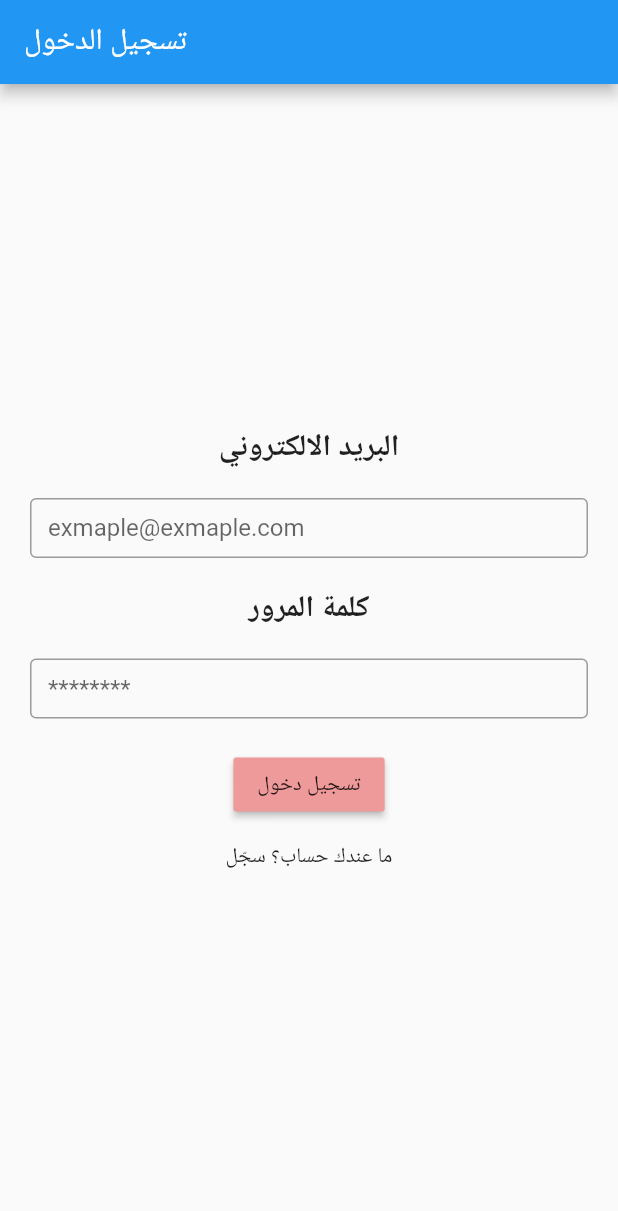
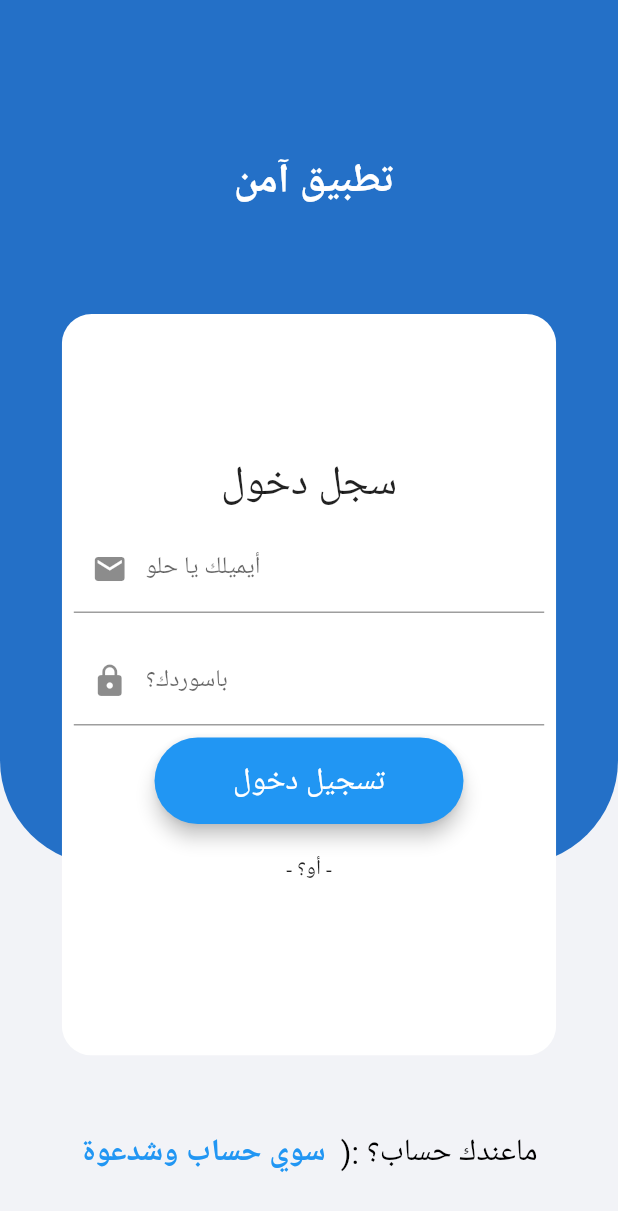
Before and after one commit to nawafalomari/AamenApp, a Flutter app: the screen it shows after launch, on a phone screen of 412 x 824 dp. Shown: the top 1211 px of the screen. Run offline on Flutter 3.47's test engine with Material 2 defaults, Android fonts, the phone set to English and light mode, and no system bars; our stand-ins replace cloud_firestore, firebase_auth, firebase_core, google_fonts, percent_indicator; missing offline and left inert: vertical_card_pager; accounts and stored records are empty.

Commit message:
Login Page UI updated

```diff
--- a/lib/screens/LoginScreen.dart
+++ b/lib/screens/LoginScreen.dart
@@ -28,67 +28,37 @@ class _LoginScreenState extends State<LoginScreen> {
   String password = '';
   @override
   Widget build(BuildContext context) {
-    return Scaffold(
-        appBar: AppBar(
-          automaticallyImplyLeading: false,
-          title: Text('تسجيل الدخول'),
+    return SafeArea(
+      child: Scaffold(
+        resizeToAvoidBottomInset: false,
+        backgroundColor: Color(0xfff2f3f7),
+        body: Stack(
+          children: <Widget>[
+            Container(
+              height: MediaQuery.of(context).size.height * 0.7,
+              width: MediaQuery.of(context).size.width,
+              child: Container(
+                decoration: BoxDecoration(
+                  color: Color(0xff2470c7),
+                  borderRadius: BorderRadius.only(
+                    bottomLeft: const Radius.circular(70),
+                    bottomRight: const Radius.circular(70),
+                  ),
+                ),
+              ),
+            ),
+            Column(
+              mainAxisAlignment: MainAxisAlignment.center,
+              children: <Widget>[
+                _buildLogo(),
+                _buildContainer(),
+                _buildSignUpBtn(),
+              ],
+            )
+          ],
         ),
-        body: Center(
-          child: Padding(
-            padding: const EdgeInsets.symmetric(horizontal: 20, vertical: 8),
-            child: Column(
-              mainAxisAlignment: MainAxisAlignment.center,
-              children: [
-                CustomLabel(text: 'البريد الالكتروني'),
-                SizedBox(
-                  height: 20,
-                ),
-                CustomTextField(
-                  onFinish: (text) {
-                    email = text;
-                  },
-                  placeHolder: "exmaple@exmaple.com",
-                  isPassword: false,
-                ),
-                SizedBox(
-                  height: 20,
-                ),
-                CustomLabel(text: 'كلمة المرور'),
-                SizedBox(
-                  height: 20,
-                ),
-                CustomTextField(
-                  onFinish: (text) {
-                    password = text;
-                  },
-                  placeHolder: '********',
-                  isPassword: true,
-                ),
-                SizedBox(
-                  height: 20,
-                ),
-                MaterialButton(
-                  color: Colors.red.shade200,
-                  onPressed: () {
-                    if (email != '' && password != '') {
-                      sighnin(email, password);
-                    }
-                  },
-                  child: Text('تسجيل دخول'),
-                ),
-                MaterialButton(
-                  onPressed: () {
-                    Navigator.push(
-                      context,
-                      MaterialPageRoute(builder: (context) => Register()),
-                    );
-                  },
-                  child: Text('ما عندك حساب؟ سجّل'),
-                )
-              ],
-            ),
-          ),
-        ));
+      ),
+    );
   }
 
   void sighnin(String email, String password) async {
@@ -147,4 +117,208 @@ class _LoginScreenState extends State<LoginScreen> {
       }
     }
   }
+
+  Widget _buildLogo() {
+    return Row(
+      mainAxisAlignment: MainAxisAlignment.center,
+      children: <Widget>[
+        Padding(
+          padding: const EdgeInsets.symmetric(vertical: 70),
+          child: Text(
+            ' تطبيق آمن',
+            style: TextStyle(
+              fontSize: MediaQuery.of(context).size.height / 30,
+              fontWeight: FontWeight.bold,
+              color: Colors.white,
+            ),
+          ),
+        ),
+      ],
+    );
+  }
+
+  Widget _buildEmailRow() {
+    return Padding(
+      padding: const EdgeInsets.all(8.0),
+      child: TextFormField(
+        keyboardType: TextInputType.emailAddress,
+        validator: (String? value) {
+          if (value!.isEmpty) {
+            return 'Please enter an email id';
+          }
+          return null;
+        },
+        onChanged: (value) {
+          setState(() {
+            email = value;
+          });
+        },
+        decoration: InputDecoration(
+            prefixIcon: Icon(Icons.email), labelText: 'أيميلك يا حلو'),
+      ),
+    );
+  }
+
+  Widget _buildPasswordRow() {
+    return Padding(
+      padding: const EdgeInsets.all(8.0),
+      child: TextFormField(
+        keyboardType: TextInputType.text,
+        obscureText: true,
+        validator: (String? value) {
+          if (value!.isEmpty) {
+            return 'Please enter a password';
+          }
+          if (value.length < 6) {
+            return 'Password should contain more than 5 characters';
+          }
+          return null;
+        },
+        onChanged: (value) {
+          setState(() {
+            password = value;
+          });
+        },
+        decoration: InputDecoration(
+          prefixIcon: Icon(Icons.lock),
+          labelText: 'باسوردك؟',
+        ),
+      ),
+    );
+  }
+
+
+
+  Widget _buildLoginButton() {
+    final ButtonStyle style = ElevatedButton.styleFrom(
+      primary: Colors.blue,
+      elevation: 5.0,
+      shape: RoundedRectangleBorder(
+        borderRadius: BorderRadius.circular(30.0),
+      ),
+    );
+
+    return Row(
+      mainAxisAlignment: MainAxisAlignment.center,
+      children: <Widget>[
+        Container(
+          height: 1.4 * (MediaQuery.of(context).size.height / 20),
+          width: 5 * (MediaQuery.of(context).size.width / 10),
+          margin: EdgeInsets.only(bottom: 20),
+          child: ElevatedButton(
+            style: style,
+            onPressed: () {
+              if (email != '' && password != '') {
+                sighnin(email, password);
+              }
+            },
+            child: Text(
+              "تسجيل دخول",
+              style: TextStyle(
+                color: Colors.white,
+                letterSpacing: 1.5,
+                fontSize: MediaQuery.of(context).size.height / 40,
+              ),
+            ),
+          ),
+        ),
+      ],
+    );
+  }
+
+  Widget _buildOrRow() {
+    return Row(
+      mainAxisAlignment: MainAxisAlignment.center,
+      children: <Widget>[
+        Container(
+          margin: EdgeInsets.only(bottom: 20.0),
+          child: Text(
+            '- أو؟ -',
+            style: TextStyle(
+              fontWeight: FontWeight.w400,
+            ),
+          ),
+        ),
+      ],
+    );
+  }
+
+  Widget _buildContainer() {
+    return Row(
+      mainAxisAlignment: MainAxisAlignment.center,
+      children: <Widget>[
+        ClipRRect(
+          borderRadius: BorderRadius.all(
+            Radius.circular(20.0),
+          ),
+          child: Container(
+            height: MediaQuery.of(context).size.height * 0.6,
+            width: MediaQuery.of(context).size.width * 0.8,
+            decoration: BoxDecoration(
+              color: Colors.white,
+            ),
+            child: Column(
+              mainAxisAlignment: MainAxisAlignment.center,
+              crossAxisAlignment: CrossAxisAlignment.center,
+              children: <Widget>[
+                Row(
+                  mainAxisAlignment: MainAxisAlignment.center,
+                  children: <Widget>[
+                    Text(
+                      "سجل دخول",
+                      style: TextStyle(
+                        fontSize: MediaQuery.of(context).size.height / 30,
+                      ),
+                    ),
+                  ],
+                ),
+                _buildEmailRow(),
+                _buildPasswordRow(),
+                _buildLoginButton(),
+                _buildOrRow(),
+              ],
+            ),
+          ),
+        ),
+      ],
+    );
+  }
+
+  Widget _buildSignUpBtn() {
+    return Row(
+      mainAxisAlignment: MainAxisAlignment.center,
+      children: <Widget>[
+        Padding(
+          padding: EdgeInsets.only(top: 40.0),
+          child: TextButton(
+            onPressed: () {
+              Navigator.push(
+                context,
+                MaterialPageRoute(builder: (context) => Register()),
+              );
+            },
+            child: RichText(
+              text: TextSpan(children: [
+                TextSpan(
+                  text: 'ماعندك حساب؟ :(  ',
+                  style: TextStyle(
+                    color: Colors.black,
+                    fontSize: MediaQuery.of(context).size.height / 40,
+                    fontWeight: FontWeight.w400,
+                  ),
+                ),
+                TextSpan(
+                    text: 'سوي حساب وشدعوة',
+                    style: TextStyle(
+                      color: Colors.blue,
+                      fontSize: MediaQuery.of(context).size.height / 40,
+                      fontWeight: FontWeight.bold,
+                    ))
+              ]),
+            ),
+          ),
+        ),
+      ],
+    );
+  }
 }
--- a/pubspec.yaml
+++ b/pubspec.yaml
@@ -35,6 +35,12 @@ dependencies:
   percent_indicator: ^3.4.0
   vertical_card_pager: ^1.4.0
   google_fonts: ^2.1.0
+  graphql_flutter: ^5.0.0-nullsafety.5
+
+  url_launcher: ^6.0.4
+  flutter_staggered_grid_view: ^0.4.0
+  image_picker: ^0.8.0+3
+
 
 
 
```
Also changed, not shown: pubspec.lock.
